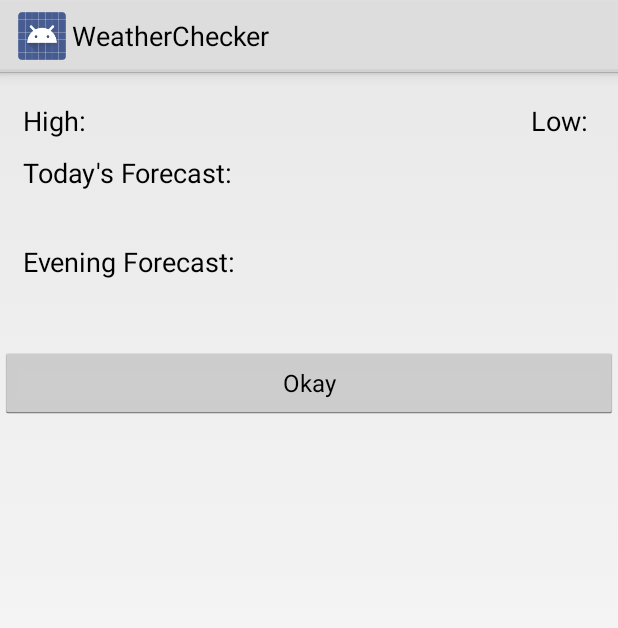
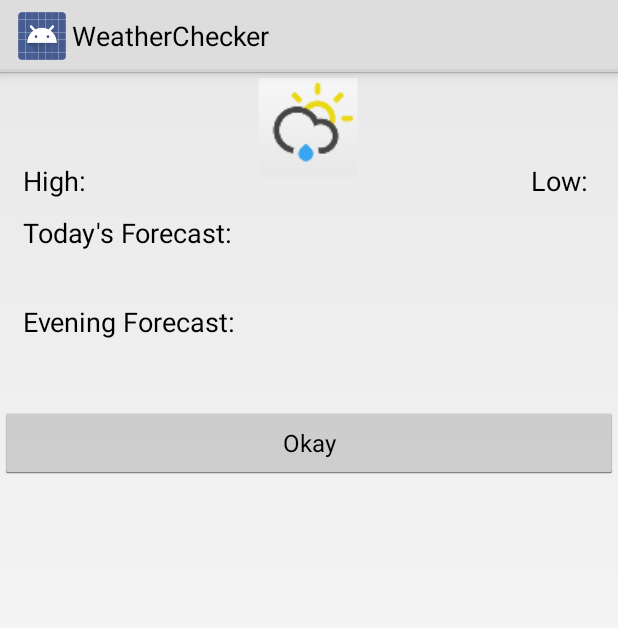
Before and after one commit to xiaoxion/JAVA1, an Android app: the layout item_dialog.xml on its own in the app's theme, with its tools: preview values and no code run, on a phone screen of 412 x 824 dp. Shown: the top 628 px of the screen. Run offline under Robolectric (Android 15) with nearby library versions, the phone set to English and light mode, and no system bars.

Commit message:
added image to dialog

```diff
--- a/Week2/home/src/main/res/layout/item_dialog.xml
+++ b/Week2/home/src/main/res/layout/item_dialog.xml
@@ -2,7 +2,7 @@
 
 <RelativeLayout xmlns:android="http://schemas.android.com/apk/res/android"
                 android:layout_width="fill_parent"
-                android:layout_height="fill_parent">
+                android:layout_height="fill_parent" android:focusable="false">
 
     <LinearLayout
             android:orientation="horizontal"
@@ -10,7 +10,7 @@
             android:layout_height="wrap_content"
             android:layout_alignParentLeft="true" android:layout_alignParentStart="true"
             android:layout_marginLeft="15dp" android:id="@+id/linearLayout"
-            android:layout_marginTop="20dp">
+            android:layout_marginTop="60dp">
         <TextView
                 android:layout_width="wrap_content"
                 android:layout_height="wrap_content"
@@ -29,7 +29,7 @@
             android:layout_height="wrap_content"
             android:layout_alignParentRight="true"
             android:layout_marginRight="20dp"
-            android:layout_marginTop="20dp">
+            android:layout_marginTop="60dp">
         <TextView
                 android:layout_width="wrap_content"
                 android:layout_height="wrap_content"
@@ -82,4 +82,8 @@
             android:text="@string/accept"
             android:id="@+id/buttonOK" android:layout_below="@+id/linearLayout2" android:layout_centerHorizontal="true"
             style="@style/AppTheme"/>
+    <ImageView
+            android:layout_width="fill_parent"
+            android:layout_height="75dp"
+            android:id="@+id/imageView" android:src="@drawable/ic_launcher"/>
 </RelativeLayout>
```
Also changed, not shown: Week2/home/src/main/java/com/stratazima/testapp/home/MainActivity.java (+8 -1 lines), Week2/home/src/main/res/layout/list_item.xml (added, +56 -0 lines), Week2/home/libs/android-query.0.26.7.jar (added), Week2/home/libs/weather.jar, 1 other file.
